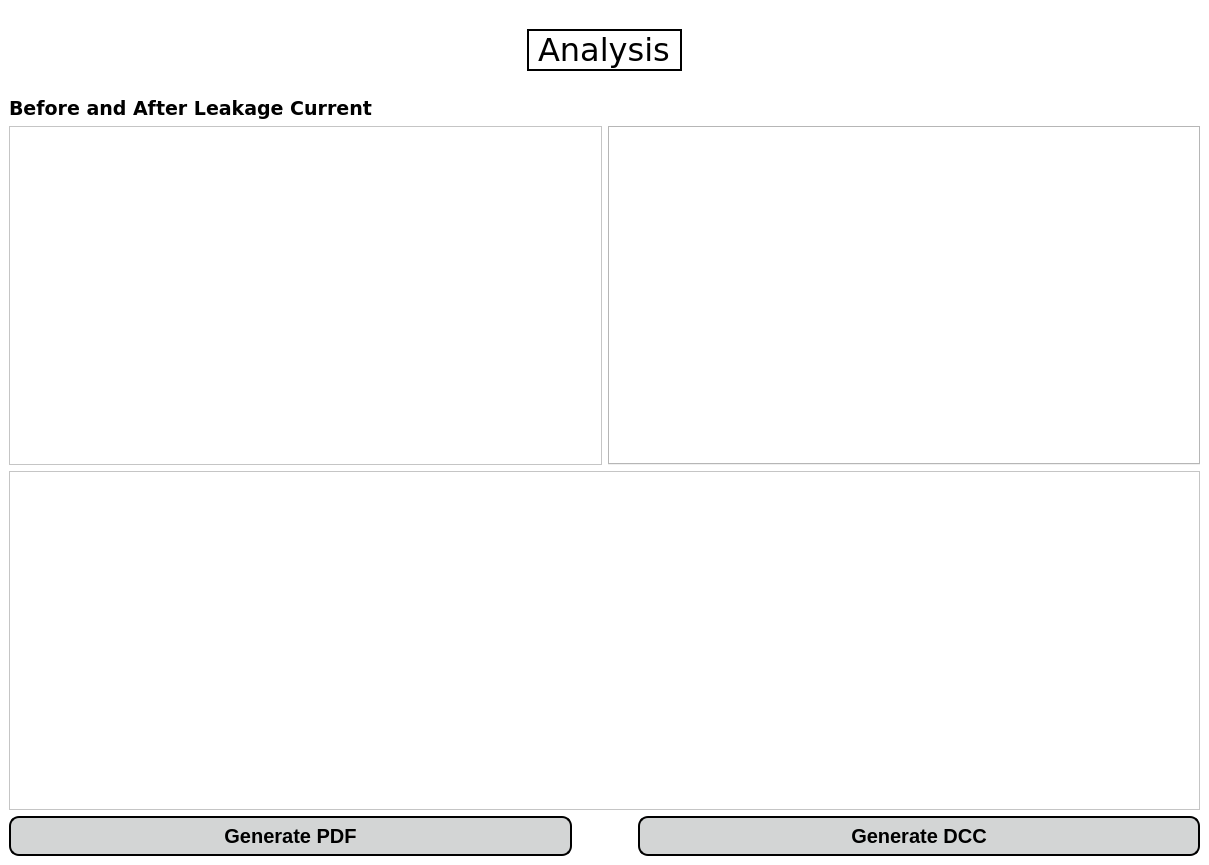
First picture: the form in app/gui/analyse_page.ui, repository JasonLaux/DC-Boxjelly, before the edit.
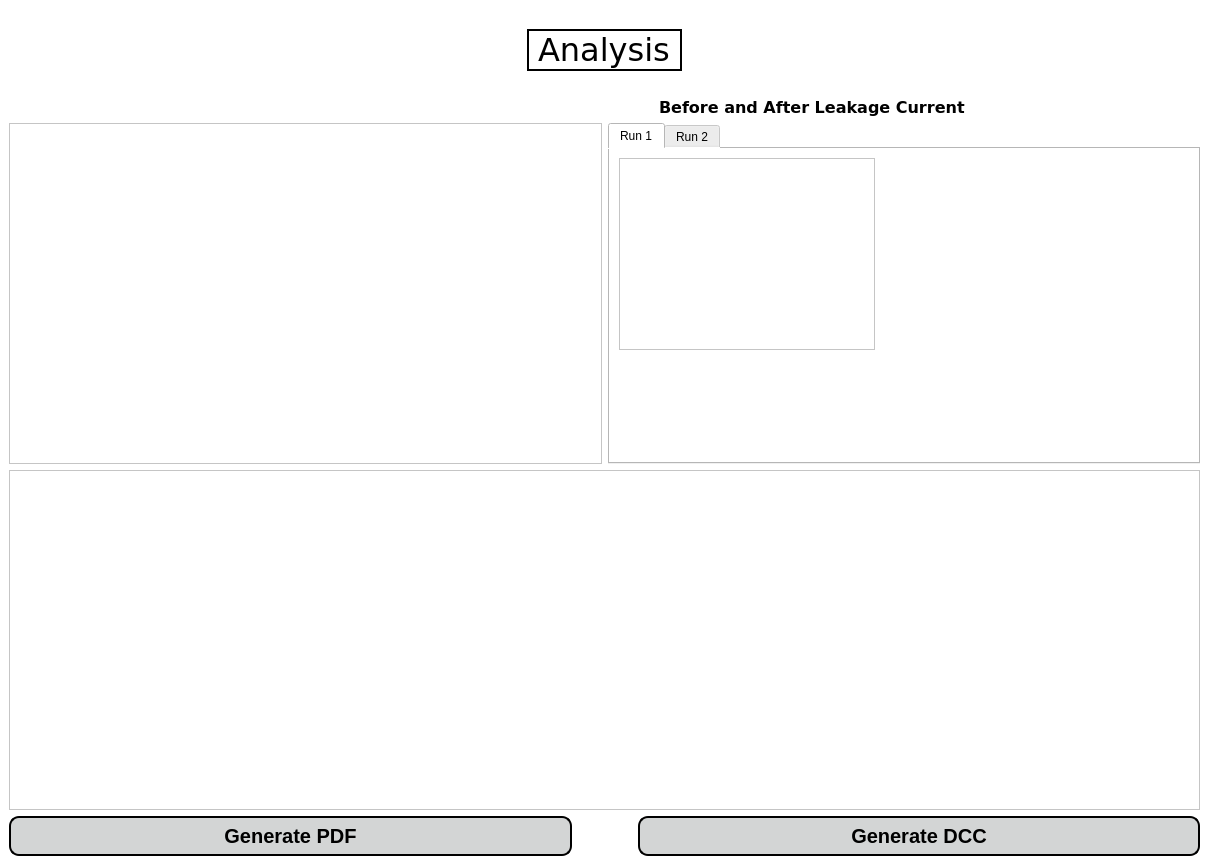
Second picture: the form after the edit. The open tabs and pages were chosen to show the change.

Commit message: Edited font size, box width, cell alignments

The edit to the form file:
```diff
--- a/app/gui/analyse_page.ui
+++ b/app/gui/analyse_page.ui
@@ -67,13 +67,29 @@
      </spacer>
     </item>
     <item>
-     <layout class="QVBoxLayout" name="verticalLayout">
+     <layout class="QHBoxLayout" name="horizontalLayout">
+      <item>
+       <spacer name="horizontalSpacer_2">
+        <property name="orientation">
+         <enum>Qt::Horizontal</enum>
+        </property>
+        <property name="sizeType">
+         <enum>QSizePolicy::Fixed</enum>
+        </property>
+        <property name="sizeHint" stdset="0">
+         <size>
+          <width>650</width>
+          <height>20</height>
+         </size>
+        </property>
+       </spacer>
+      </item>
       <item>
        <widget class="QLabel" name="label">
         <property name="font">
          <font>
           <family>Verdana</family>
-          <pointsize>14</pointsize>
+          <pointsize>12</pointsize>
           <weight>75</weight>
           <bold>true</bold>
          </font>
@@ -83,6 +99,10 @@
         </property>
        </widget>
       </item>
+     </layout>
+    </item>
+    <item>
+     <layout class="QVBoxLayout" name="verticalLayout">
       <item>
        <layout class="QHBoxLayout" name="horizontalLayout_2">
         <item>
@@ -90,7 +110,7 @@
           <property name="font">
            <font>
             <family>Verdana</family>
-            <pointsize>14</pointsize>
+            <pointsize>12</pointsize>
            </font>
           </property>
          </widget>
@@ -100,6 +120,37 @@
           <property name="currentIndex">
            <number>-1</number>
           </property>
+          <widget class="QWidget" name="run_3">
+           <attribute name="title">
+            <string>Run 1</string>
+           </attribute>
+           <widget class="QTableView" name="run1Table">
+            <property name="geometry">
+             <rect>
+              <x>9</x>
+              <y>9</y>
+              <width>256</width>
+              <height>192</height>
+             </rect>
+            </property>
+            <property name="font">
+             <font>
+              <family>Verdana</family>
+              <pointsize>14</pointsize>
+             </font>
+            </property>
+           </widget>
+          </widget>
+          <widget class="QWidget" name="run_4">
+           <attribute name="title">
+            <string>Run 2</string>
+           </attribute>
+           <layout class="QGridLayout" name="gridLayout_5">
+            <item row="0" column="0">
+             <widget class="QTableView" name="run2Table"/>
+            </item>
+           </layout>
+          </widget>
          </widget>
         </item>
        </layout>
@@ -109,7 +160,7 @@
         <property name="font">
          <font>
           <family>Verdana</family>
-          <pointsize>14</pointsize>
+          <pointsize>12</pointsize>
          </font>
         </property>
        </widget>
```
Left out of the diff: 4 changed lines with no effect on the pictures. The commit also changes 5 other files.
